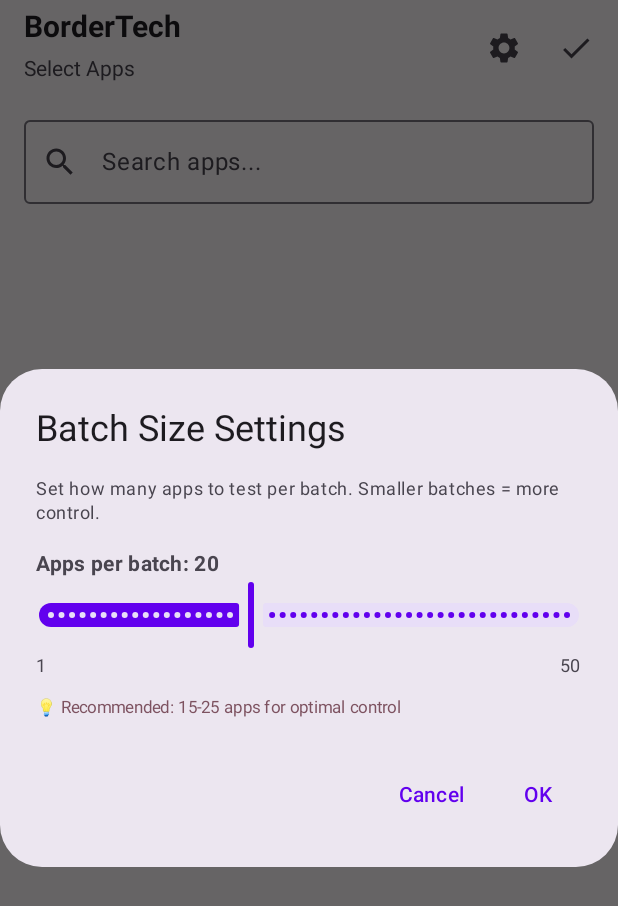
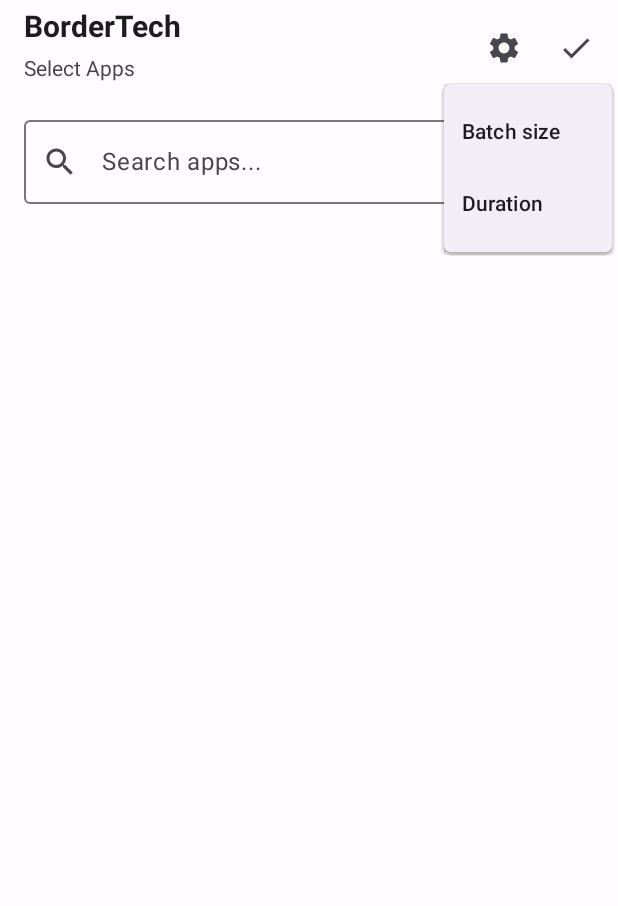
Before and after one commit to hidayat-nur/app-test-autonomos, an Android app built with Jetpack Compose: the AppSelectionScreen screen opened through its navigation route, after a tap on "Batch Settings", on a phone screen of 412 x 824 dp. Shown: the top 906 px of the screen. Run offline under Robolectric (Android 15) with nearby library versions, the phone set to English and light mode, and no system bars; our stand-ins replace Dagger/Hilt's generated code.

Commit message:
feat: Add settings menu in AppSelectionScreen for batch size and duration adjustments

```diff
--- a/app/src/main/java/com/appautomation/presentation/ui/screens/AppSelectionScreen.kt
+++ b/app/src/main/java/com/appautomation/presentation/ui/screens/AppSelectionScreen.kt
@@ -44,6 +44,7 @@ fun AppSelectionScreen(
     var showGlobalDurationDialog by remember { mutableStateOf(false) }
     var showBatchSizeDialog by remember { mutableStateOf(false) }
     var showBatchList by remember { mutableStateOf(false) }
+    var showSettingsMenu by remember { mutableStateOf(false) }
 
     val filteredApps = remember(installedApps, searchQuery) {
         if (searchQuery.isEmpty()) {
@@ -74,8 +75,27 @@ fun AppSelectionScreen(
                     }
                 },
                 actions = {
-                    IconButton(onClick = { showBatchSizeDialog = true }) {
+                    IconButton(onClick = { showSettingsMenu = !showSettingsMenu }) {
                         Icon(Icons.Default.Settings, "Batch Settings")
+                    }
+                    DropdownMenu(
+                        expanded = showSettingsMenu,
+                        onDismissRequest = { showSettingsMenu = false }
+                    ) {
+                        DropdownMenuItem(
+                            text = { Text("Batch size") },
+                            onClick = {
+                                showBatchSizeDialog = true
+                                showSettingsMenu = false
+                            }
+                        )
+                        DropdownMenuItem(
+                            text = { Text("Duration") },
+                            onClick = {
+                                showGlobalDurationDialog = true
+                                showSettingsMenu = false
+                            }
+                        )
                     }
                     if (selectedApps.isNotEmpty()) {
                         TextButton(onClick = {
@@ -100,22 +120,7 @@ fun AppSelectionScreen(
                     Column(
                         modifier = Modifier.padding(16.dp)
                     ) {
-                        // Global duration setting
-                        Row(
-                            modifier = Modifier.fillMaxWidth(),
-                            horizontalArrangement = Arrangement.SpaceBetween,
-                            verticalAlignment = Alignment.CenterVertically
-                        ) {
-                            Text(
-                                "Duration for all apps:",
-                                style = MaterialTheme.typography.bodyMedium
-                            )
-                            TextButton(onClick = { showGlobalDurationDialog = true }) {
-                                Text("$globalDuration min")
-                                Spacer(modifier = Modifier.width(4.dp))
-                                Icon(Icons.Default.Edit, "Edit duration", modifier = Modifier.size(16.dp))
-                            }
-                        }
+                        // Duration setting moved to top-right Settings menu
 
                         Spacer(modifier = Modifier.height(8.dp))
 
```
